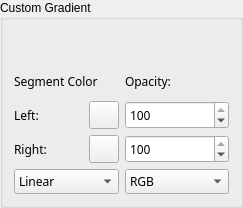
First picture: the form in krita/ui/forms/wdgautogradient.ui, repository KDE/krita, before the edit.
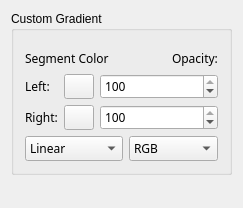
Second picture: the form after the edit. Custom widgets are drawn as their Qt base class.

Commit message: Changed the UI which contains labels and textfields into QFormLayout to set alignment issues

```diff
--- a/krita/ui/forms/wdgautogradient.ui
+++ b/krita/ui/forms/wdgautogradient.ui
@@ -9,29 +9,17 @@
     <height>208</height>
    </rect>
   </property>
-  <layout class="QGridLayout" >
-   <property name="margin" >
-    <number>0</number>
-   </property>
-   <property name="spacing" >
-    <number>0</number>
-   </property>
-   <item row="0" column="0" >
-    <widget class="QGroupBox" name="groupBox1" >
-     <property name="title" >
+  <layout class="QVBoxLayout" name="verticalLayout_2">
+   <item>
+    <widget class="QGroupBox" name="groupBox1">
+     <property name="title">
       <string>Custom Gradient</string>
      </property>
-     <layout class="QVBoxLayout" >
-      <property name="spacing" >
-       <number>6</number>
-      </property>
-      <property name="margin" >
-       <number>11</number>
-      </property>
+     <layout class="QVBoxLayout" name="verticalLayout">
       <item>
-       <widget class="KisGradientSliderWidget" native="1" name="gradientSlider" >
-        <property name="sizePolicy" >
-         <sizepolicy vsizetype="Fixed" hsizetype="Expanding" >
+       <widget class="KisGradientSliderWidget" name="gradientSlider" native="true">
+        <property name="sizePolicy">
+         <sizepolicy hsizetype="Expanding" vsizetype="Fixed">
           <horstretch>0</horstretch>
           <verstretch>0</verstretch>
          </sizepolicy>
@@ -48,24 +36,10 @@
        </widget>
       </item>
       <item>
-       <layout class="QHBoxLayout" >
-        <property name="spacing" >
-         <number>6</number>
-        </property>
-        <property name="margin" >
-         <number>0</number>
-        </property>
+       <layout class="QHBoxLayout" name="horizontalLayout">
         <item>
-         <layout class="QVBoxLayout" >
-          <property name="spacing" >
-           <number>6</number>
-          </property>
-          <property name="margin" >
-           <number>0</number>
-          </property>
-          <item>
-           <widget class="QLabel" name="textLabel1" >
-            <property name="font" >
+         <widget class="QLabel" name="textLabel1">
+          <property name="font">
              <font>
               <family>Sans Serif</family>
               <pointsize>9</pointsize>
@@ -82,16 +56,21 @@
            </widget>
           </item>
           <item>
-           <layout class="QHBoxLayout" >
-            <property name="spacing" >
-             <number>6</number>
-            </property>
-            <property name="margin" >
-             <number>0</number>
-            </property>
+         <spacer name="horizontalSpacer">
+          <property name="orientation">
+           <enum>Qt::Horizontal</enum>
+          </property>
+          <property name="sizeHint" stdset="0">
+           <size>
+            <width>18</width>
+            <height>20</height>
+           </size>
+          </property>
+         </spacer>
+        </item>
             <item>
-             <widget class="QLabel" name="labelLeftColor" >
-              <property name="font" >
+         <widget class="QLabel" name="textLabel2">
+          <property name="font">
                <font>
                 <family>Sans Serif</family>
                 <pointsize>9</pointsize>
@@ -102,15 +81,39 @@
                 <strikeout>false</strikeout>
                </font>
               </property>
-              <property name="text" >
+          <property name="text">
+           <string>Opacity:</string>
+          </property>
+         </widget>
+        </item>
+       </layout>
+      </item>
+      <item>
+       <layout class="QFormLayout" name="formLayout">
+        <item row="0" column="0">
+         <widget class="QLabel" name="labelLeftColor">
+          <property name="font">
+           <font>
+            <family>Sans Serif</family>
+            <pointsize>9</pointsize>
+            <weight>50</weight>
+            <italic>false</italic>
+            <bold>false</bold>
+            <underline>false</underline>
+            <strikeout>false</strikeout>
+           </font>
+          </property>
+          <property name="text">
                <string>Left:</string>
               </property>
              </widget>
             </item>
+        <item row="0" column="1">
+         <layout class="QHBoxLayout" name="horizontalLayout_2">
             <item>
-             <widget class="KColorButton" name="leftColorButton" >
-              <property name="sizePolicy" >
-               <sizepolicy vsizetype="Fixed" hsizetype="Fixed" >
+           <widget class="KColorButton" name="leftColorButton">
+            <property name="sizePolicy">
+             <sizepolicy hsizetype="Fixed" vsizetype="Fixed">
                 <horstretch>0</horstretch>
                 <verstretch>0</verstretch>
                </sizepolicy>
@@ -137,19 +140,41 @@
               </property>
              </widget>
             </item>
-           </layout>
-          </item>
-          <item>
-           <layout class="QHBoxLayout" >
-            <property name="spacing" >
-             <number>6</number>
-            </property>
-            <property name="margin" >
-             <number>0</number>
-            </property>
-            <item>
-             <widget class="QLabel" name="labelRightColor" >
-              <property name="font" >
+          <item>
+           <widget class="KIntSpinBox" name="intNumInputLeftOpacity">
+            <property name="sizePolicy">
+             <sizepolicy hsizetype="Ignored" vsizetype="Ignored">
+              <horstretch>0</horstretch>
+              <verstretch>0</verstretch>
+             </sizepolicy>
+            </property>
+            <property name="font">
+             <font>
+              <family>Sans Serif</family>
+              <pointsize>9</pointsize>
+              <weight>50</weight>
+              <italic>false</italic>
+              <bold>false</bold>
+              <underline>false</underline>
+              <strikeout>false</strikeout>
+             </font>
+            </property>
+            <property name="focusPolicy">
+             <enum>Qt::ClickFocus</enum>
+            </property>
+            <property name="maximum">
+             <number>100</number>
+            </property>
+            <property name="value">
+             <number>100</number>
+            </property>
+           </widget>
+          </item>
+         </layout>
+        </item>
+        <item row="1" column="0">
+         <widget class="QLabel" name="labelRightColor">
+          <property name="font">
                <font>
                 <family>Sans Serif</family>
                 <pointsize>9</pointsize>
@@ -165,10 +190,12 @@
               </property>
              </widget>
             </item>
+        <item row="1" column="1">
+         <layout class="QHBoxLayout" name="horizontalLayout_3">
             <item>
-             <widget class="KColorButton" name="rightColorButton" >
-              <property name="sizePolicy" >
-               <sizepolicy vsizetype="Fixed" hsizetype="Fixed" >
+           <widget class="KColorButton" name="rightColorButton">
+            <property name="sizePolicy">
+             <sizepolicy hsizetype="Fixed" vsizetype="Fixed">
                 <horstretch>0</horstretch>
                 <verstretch>0</verstretch>
                </sizepolicy>
@@ -209,40 +236,10 @@
               </property>
              </widget>
             </item>
-           </layout>
-          </item>
-         </layout>
-        </item>
         <item>
-         <layout class="QVBoxLayout" >
-          <property name="spacing" >
-           <number>6</number>
-          </property>
-          <property name="margin" >
-           <number>0</number>
-          </property>
-          <item>
-           <widget class="QLabel" name="textLabel2" >
-            <property name="font" >
-             <font>
-              <family>Sans Serif</family>
-              <pointsize>9</pointsize>
-              <weight>50</weight>
-              <italic>false</italic>
-              <bold>false</bold>
-              <underline>false</underline>
-              <strikeout>false</strikeout>
-             </font>
-            </property>
-            <property name="text" >
-             <string>Opacity:</string>
-            </property>
-           </widget>
-          </item>
-          <item>
-           <widget class="KIntSpinBox" name="intNumInputLeftOpacity" >
-            <property name="sizePolicy" >
-             <sizepolicy vsizetype="Ignored" hsizetype="Ignored" >
+           <widget class="KIntSpinBox" name="intNumInputRightOpacity">
+            <property name="sizePolicy">
+             <sizepolicy hsizetype="Ignored" vsizetype="Ignored">
               <horstretch>0</horstretch>
               <verstretch>0</verstretch>
              </sizepolicy>
@@ -269,51 +266,15 @@
             </property>
            </widget>
           </item>
-          <item>
-           <widget class="KIntSpinBox" name="intNumInputRightOpacity" >
-            <property name="sizePolicy" >
-             <sizepolicy vsizetype="Ignored" hsizetype="Ignored" >
-              <horstretch>0</horstretch>
-              <verstretch>0</verstretch>
-             </sizepolicy>
-            </property>
-            <property name="font" >
-             <font>
-              <family>Sans Serif</family>
-              <pointsize>9</pointsize>
-              <weight>50</weight>
-              <italic>false</italic>
-              <bold>false</bold>
-              <underline>false</underline>
-              <strikeout>false</strikeout>
-             </font>
-            </property>
-            <property name="focusPolicy" >
-             <enum>Qt::ClickFocus</enum>
-            </property>
-            <property name="maximum" >
-             <number>100</number>
-            </property>
-            <property name="value" >
-             <number>100</number>
-            </property>
-           </widget>
-          </item>
          </layout>
         </item>
        </layout>
       </item>
       <item>
-       <layout class="QHBoxLayout" >
-        <property name="spacing" >
-         <number>6</number>
-        </property>
-        <property name="margin" >
-         <number>0</number>
-        </property>
+       <layout class="QHBoxLayout" name="horizontalLayout_4">
         <item>
-         <widget class="QComboBox" name="comboBoxInterpolationType" >
-          <property name="font" >
+         <widget class="QComboBox" name="comboBoxInterpolationType">
+          <property name="font">
            <font>
             <family>Sans Serif</family>
             <pointsize>9</pointsize>
@@ -355,8 +316,8 @@
          </widget>
         </item>
         <item>
-         <widget class="QComboBox" name="comboBoxColorInterpolationType" >
-          <property name="font" >
+         <widget class="QComboBox" name="comboBoxColorInterpolationType">
+          <property name="font">
            <font>
             <family>Sans Serif</family>
             <pointsize>9</pointsize>
@@ -392,22 +353,35 @@
      </layout>
     </widget>
    </item>
+   <item>
+    <spacer name="verticalSpacer">
+     <property name="orientation">
+      <enum>Qt::Vertical</enum>
+     </property>
+     <property name="sizeHint" stdset="0">
+      <size>
+       <width>20</width>
+       <height>33</height>
+      </size>
+     </property>
+    </spacer>
+   </item>
   </layout>
  </widget>
- <layoutdefault spacing="6" margin="11" />
+ <layoutdefault spacing="6" margin="11"/>
  <customwidgets>
-  <customwidget>
-   <class>KColorButton</class>
-   <extends>QPushButton</extends>
-   <header>kcolorbutton.h</header>
-   <container>1</container>
-  </customwidget>
   <customwidget>
    <class>KIntSpinBox</class>
    <extends>QSpinBox</extends>
    <header>knuminput.h</header>
    <container>1</container>
   </customwidget>
+  <customwidget>
+   <class>KColorButton</class>
+   <extends>QPushButton</extends>
+   <header>kcolorbutton.h</header>
+   <container>1</container>
+  </customwidget>
   <customwidget>
    <class>KisGradientSliderWidget</class>
    <extends></extends>
```
Left out of the diff: 58 changed lines with no effect on the pictures. Lines whose indentation alone changed are shown as unchanged. The commit also changes 91 other files.
